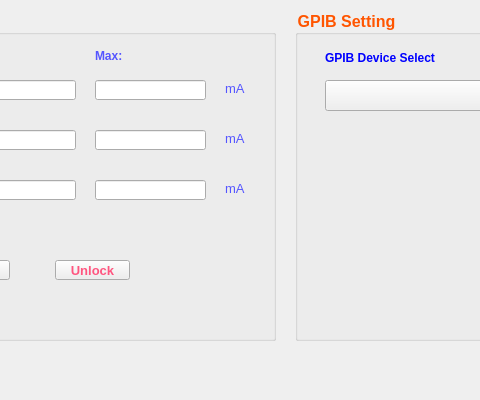
Old version of the form project/Harman_T500/parameterform.ui in the repository happyrabbit456/Qt5_dev; both pictures show x 205 to 685 and y 0 to 400 of the 810 by 400 pixel window.
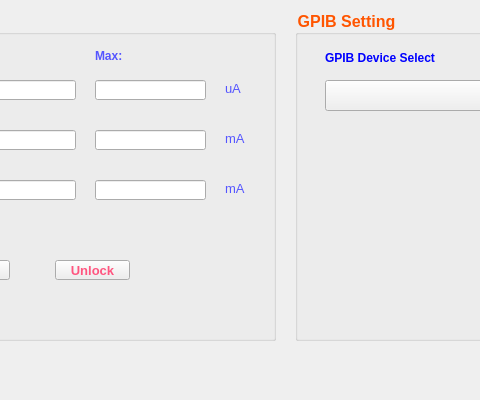
New version of the form.

The edit to the form file:
```diff
--- a/project/Harman_T500/parameterform.ui
+++ b/project/Harman_T500/parameterform.ui
@@ -213,7 +213,7 @@
      <string notr="true">color: rgb(85, 85, 255);</string>
     </property>
     <property name="text">
-     <string>mA</string>
+     <string>uA</string>
     </property>
    </widget>
    <widget class="QLabel" name="labelIdleCurrent">
```
